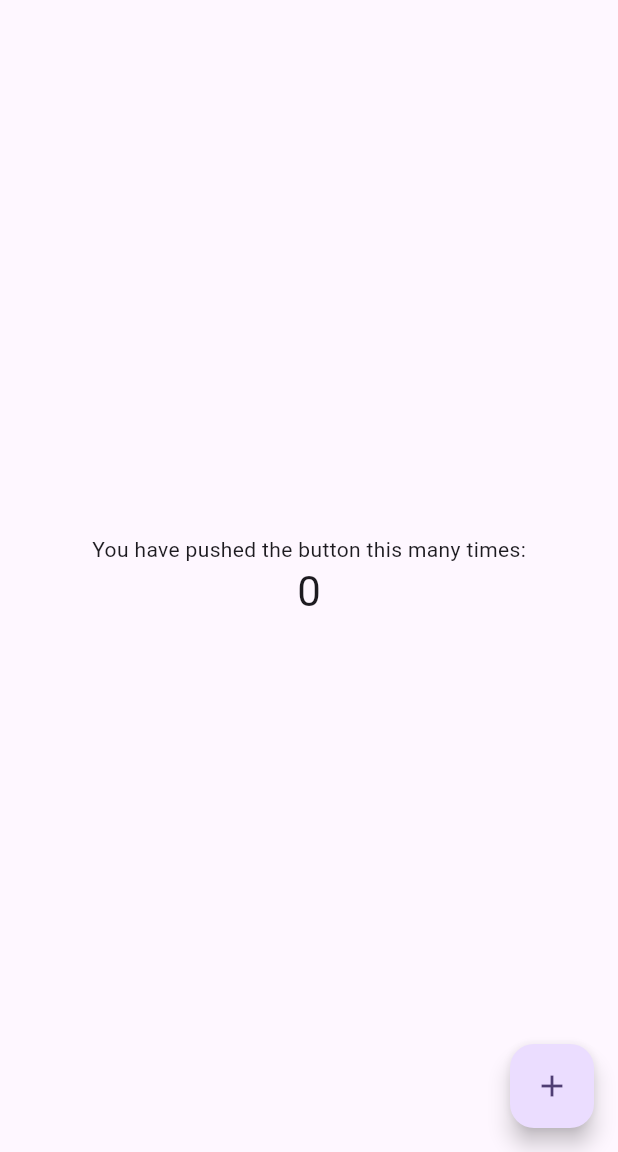
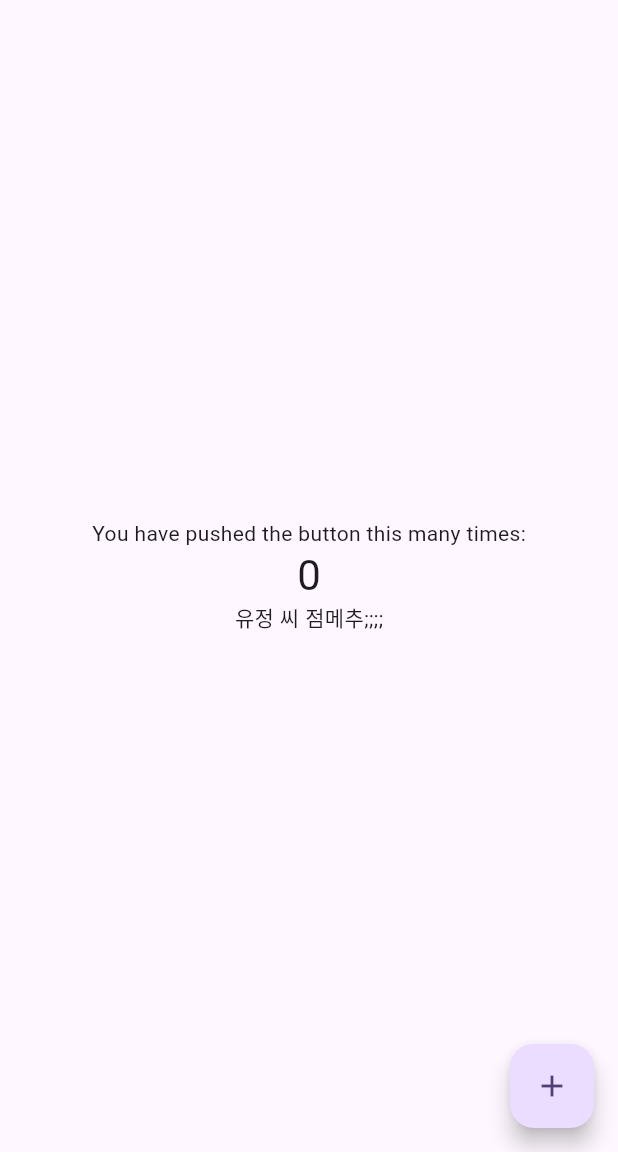
Before and after one commit to 2021-SMHRD-KDT-AI-17/Bulldozer_f2, a Flutter app: the screen it shows after launch, on a phone screen of 412 x 824 dp, the part 84-1236 px from its top. Run offline on Flutter 3.47's test engine with Material 3 defaults, Android fonts, the phone set to English and light mode, and no system bars.

Commit message:
Initial commit

```diff
--- a/lib/main.dart
+++ b/lib/main.dart
@@ -112,6 +112,7 @@ class _MyHomePageState extends State<MyHomePage> {
               '$_counter',
               style: Theme.of(context).textTheme.headlineMedium,
             ),
+            Text("유정 씨 점메추;;;;")
           ],
         ),
       ),
```
